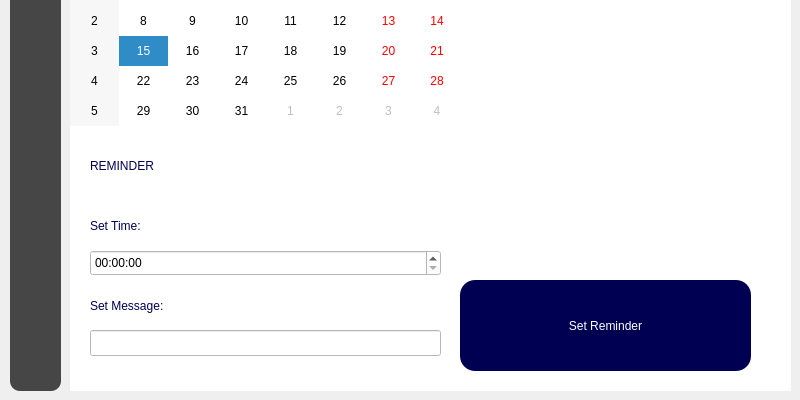
Qt form ui/ReminderPage.ui (xbinh47/PTA_TungNam_DaiKhang) before a commit; both pictures show x 0 to 800 and y 200 to 600 of the 800 by 600 pixel window.
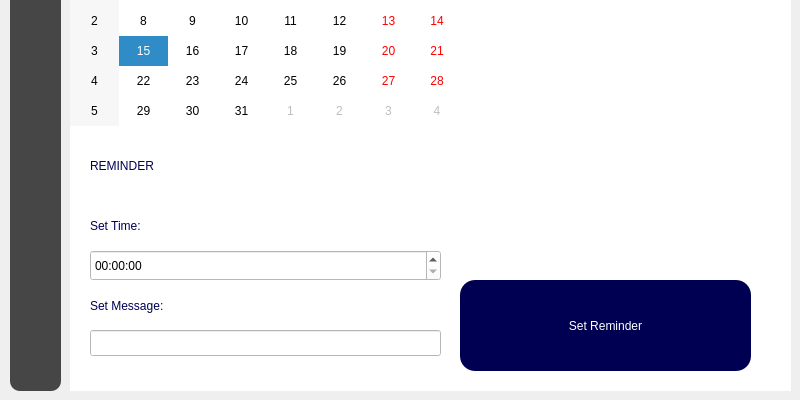
The same form after that commit. Icons and pictures are not drawn.

```diff
--- a/ui/ReminderPage.ui
+++ b/ui/ReminderPage.ui
@@ -338,7 +338,7 @@
         <x>10</x>
         <y>110</y>
         <width>351</width>
-        <height>26</height>
+        <height>31</height>
        </rect>
       </property>
      </widget>
@@ -413,9 +413,9 @@
      <property name="geometry">
       <rect>
        <x>390</x>
-       <y>20</y>
+       <y>180</y>
        <width>281</width>
-       <height>371</height>
+       <height>211</height>
       </rect>
      </property>
      <property name="text">
```
Left out of the diff: 40 changed lines with no effect on the pictures.
